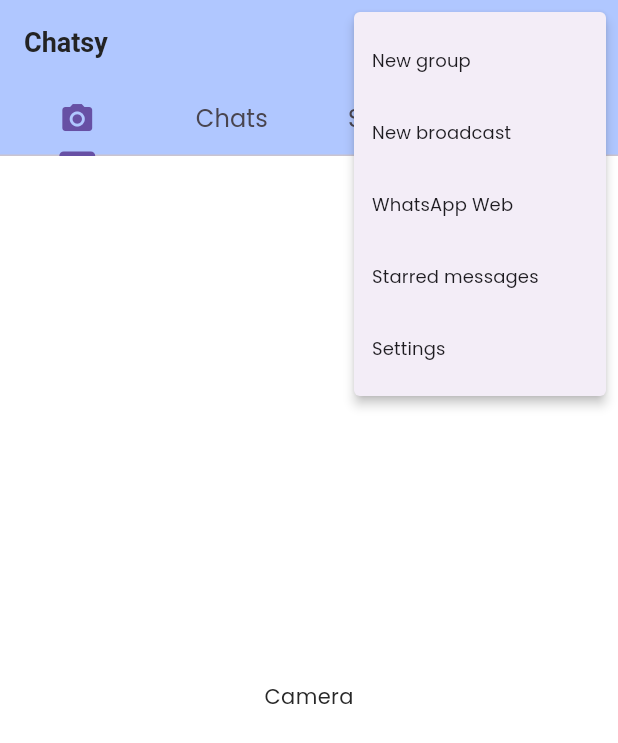
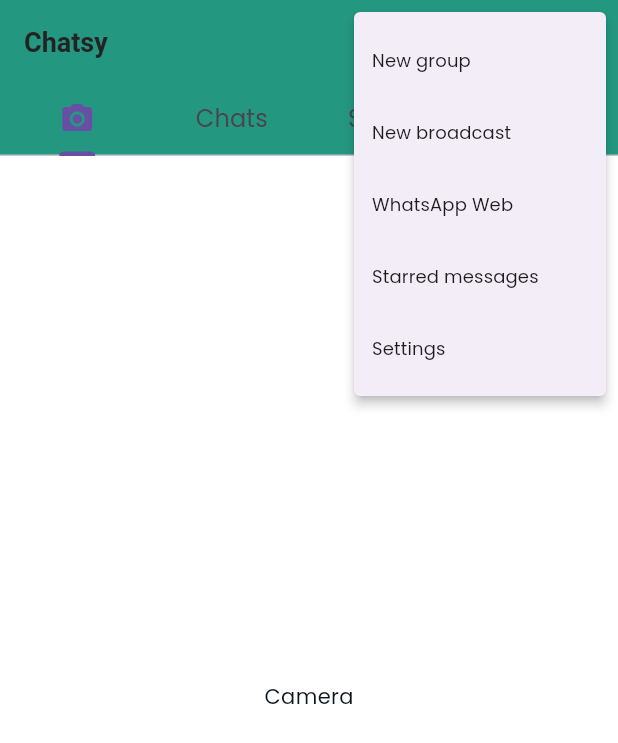
Before and after one commit to shreyxnsh/chatapp-websockets, a Flutter app: the screen it shows after launch, after a tap on the "more vert" icon, on a phone screen of 412 x 824 dp. Shown: the top 743 px of the screen. Run offline on Flutter 3.47's test engine with Material 3 defaults, Android fonts, the light colour scheme and no system bars; our stand-ins replace get, get_storage, logger.

Commit message:
theme files

```diff
--- a/lib/utils/constants/colors.dart
+++ b/lib/utils/constants/colors.dart
@@ -4,7 +4,7 @@ class FColors {
   // App theme colors
   static const Color primary = Color(0xFF4b68ff);
   static const Color secondary = Color(0xFFFFE24B);
-  static const Color accent = Color(0xFFb0c7ff);
+  static const Color accent = Color(0xFF249781);
 
   // Text colors
   static const Color textPrimary = Color(0xFF333333);
@@ -13,7 +13,7 @@ class FColors {
 
   // Background colors
   static const Color light = Color(0xFFF6F6F6);
-  static const Color dark = Color(0xFF272727);
+  static const Color dark = Color(0xFF0a151b);
   static const Color primaryBackground = Color(0xFFF3F5FF);
 
   // Background Container colors
--- a/lib/utils/constants/text_strings.dart
+++ b/lib/utils/constants/text_strings.dart
@@ -5,7 +5,7 @@ class FTexts {
   static const String skip = "Skip";
   static const String done = "Done";
   static const String submit = "Submit";
-  static const String appName = "T-Store";
+  static const String appName = "Chatsy";
   static const String tContinue = "Continue";
 
   // -- OnBoarding Texts
```
Also changed, not shown: lib/utils/constants/sizes.dart (+14 -0 lines).
